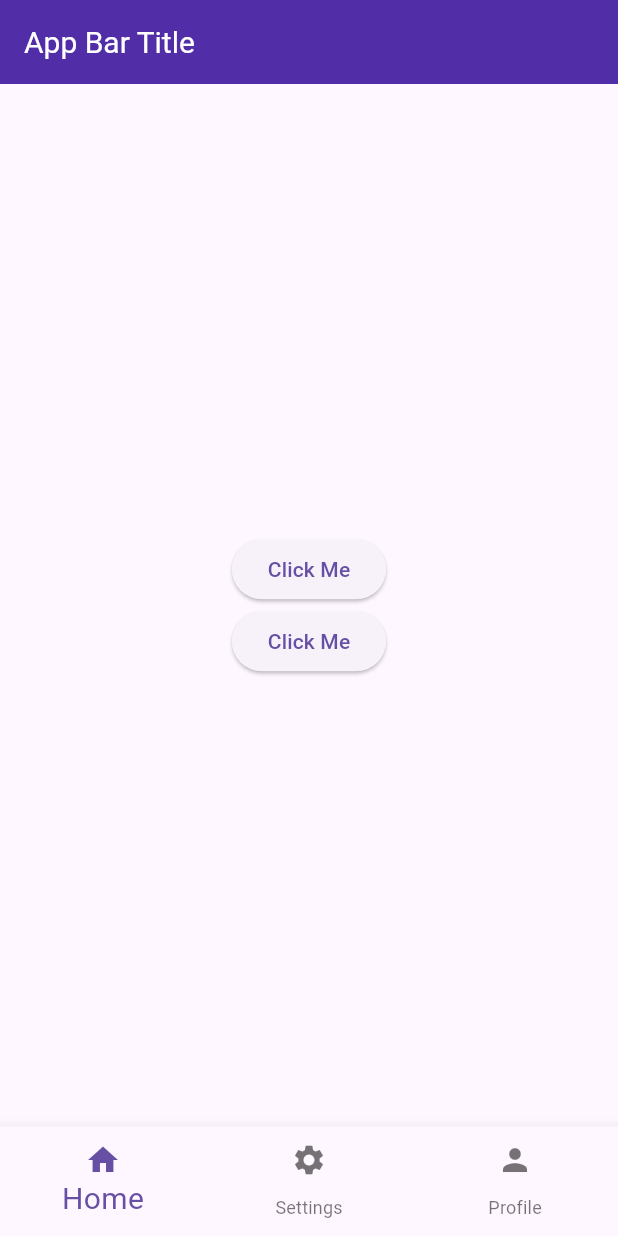
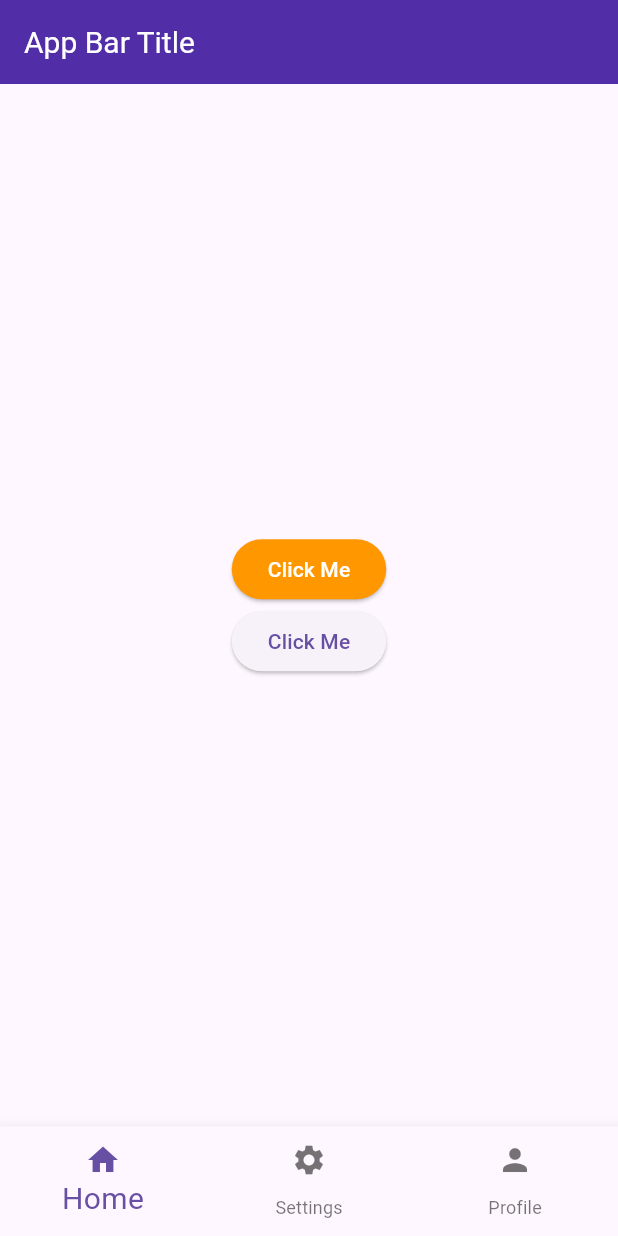
Before and after one commit to joharkhan99/flutter_basics, a Flutter app: the screen it shows after launch, on a phone screen of 412 x 824 dp. Run offline on Flutter 3.47's test engine with Material 3 defaults, Android fonts, the phone set to English and light mode, and no system bars; missing offline and left inert: dart:ffi.

Commit message:
Update button styling and layout in main.dart

```diff
--- a/lib/main.dart
+++ b/lib/main.dart
@@ -28,13 +28,22 @@ class _MyAppState extends State<MyApp> {
             titleTextStyle: const TextStyle(color: Colors.white, fontSize: 20),
           ),
           body: Center(
+              child: SizedBox(
+            width: double.infinity,
+            height: double.infinity,
             child: Row(
               mainAxisAlignment: MainAxisAlignment.center,
+              crossAxisAlignment: CrossAxisAlignment.center,
               children: [
                 Column(
                   mainAxisAlignment: MainAxisAlignment.center,
+                  crossAxisAlignment: CrossAxisAlignment.start,
                   children: [
                     ElevatedButton(
+                      style: ElevatedButton.styleFrom(
+                        foregroundColor: Colors.white,
+                        backgroundColor: Colors.orange,
+                      ),
                       onPressed: () {
                         setState(() {
                           buttonText = "I was clicked";
@@ -51,10 +60,10 @@ class _MyAppState extends State<MyApp> {
                       child: Text(buttonText),
                     )
                   ],
-                )
+                ),
               ],
             ),
-          ),
+          )),
           bottomNavigationBar: BottomNavigationBar(
             items: const [
               BottomNavigationBarItem(
```
